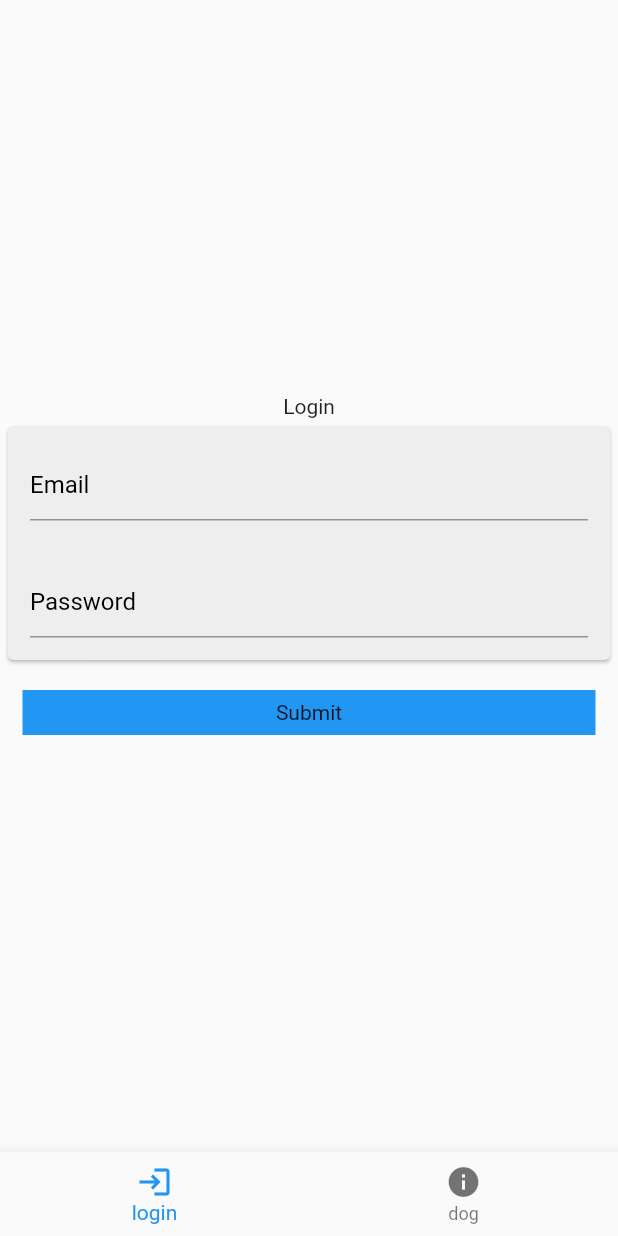
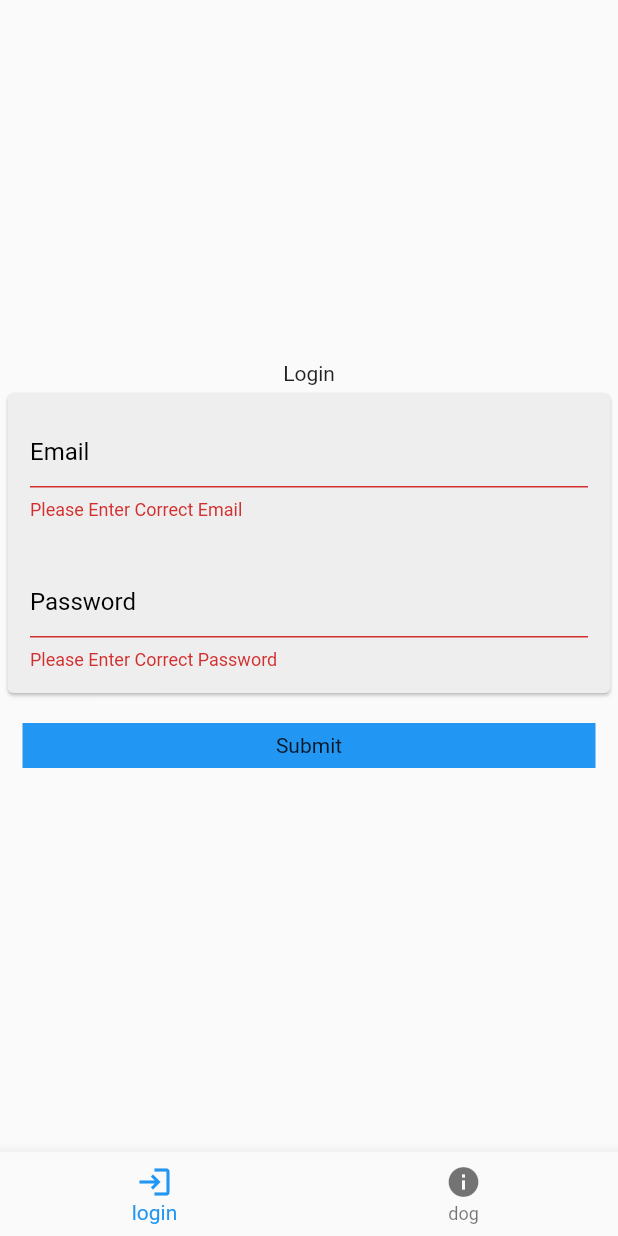
Before and after one commit to ectrema/dog_app_provider, a Flutter app: the screen it shows after launch, after a tap on "Submit", on a phone screen of 412 x 824 dp. Run offline on Flutter 3.47's test engine with Material 2 defaults, Android fonts, the phone set to English and light mode, and no system bars; our stand-ins replace dio, retrofit; generated files the repository leaves out were written again; network calls fail.

Commit message:
login with global key and validator

```diff
--- a/lib/app/nav_bar.dart
+++ b/lib/app/nav_bar.dart
@@ -16,7 +16,7 @@ class BottomNavigationBarProvider with ChangeNotifier {
   Widget get currentScreen => screen[currentIndex];
 
   List<Widget> screen = [
-    const Login(),
+    Login(),
     DogView(),
   ];
 }
--- a/lib/ui/login/login.dart
+++ b/lib/ui/login/login.dart
@@ -5,7 +5,8 @@ import 'package:flutter/material.dart';
 import 'package:provider/provider.dart';
 
 class Login extends StatelessWidget {
-  const Login({Key? key}) : super(key: key);
+  Login({Key? key}) : super(key: key);
+  final GlobalKey<FormState> globalKey = GlobalKey<FormState>();
 
   @override
   Widget build(BuildContext context) {
@@ -31,7 +32,9 @@ class Login extends StatelessWidget {
   }
 
   Widget _buildLoginProvider(LoginProvider model) {
-    return Column(
+    return Form(
+      key: globalKey,
+      child: Column(
         children: [
           Card(
             color: Colors.grey[200],
@@ -41,7 +44,14 @@ class Login extends StatelessWidget {
               child: Column(
                 mainAxisAlignment: MainAxisAlignment.center,
                 children: <Widget>[
-                TextField(
+                  TextFormField(
+                    validator: (_) {
+                      if (!model.correctEmail) {
+                        return "Please Enter Correct Email";
+                      }
+                      return null;
+                    },
+                    key: const ValueKey('email_form_field'),
                     style: TextStyle(
                       color: !model.correctEmail ? Colors.red : Colors.black,
                     ),
@@ -59,7 +69,14 @@ class Login extends StatelessWidget {
                     ),
                   ),
                   const SizedBox(height: 30),
-                TextField(
+                  TextFormField(
+                    validator: (_) {
+                      if (!model.correctPassword) {
+                        return "Please Enter Correct Password";
+                      }
+                      return null;
+                    },
+                    key: const ValueKey('password_form_field'),
                     style: TextStyle(
                       color: !model.correctPassword ? Colors.red : Colors.black,
                     ),
@@ -96,10 +113,13 @@ class Login extends StatelessWidget {
               alignment: Alignment.center,
             ),
             onTap: () async {
+              if (globalKey.currentState!.validate()) {
                 await model.login();
+              }
             },
           ),
         ],
+      ),
     );
   }
 }
--- a/pubspec.yaml
+++ b/pubspec.yaml
@@ -37,6 +37,7 @@ dependencies:
   dio: ^4.0.0
   retrofit: ^2.0.1
   provider: ^6.0.0
+  mocktail: ^0.1.4
 
 dev_dependencies:
   flutter_test:
```
Lines whose indentation alone changed are shown as unchanged.
